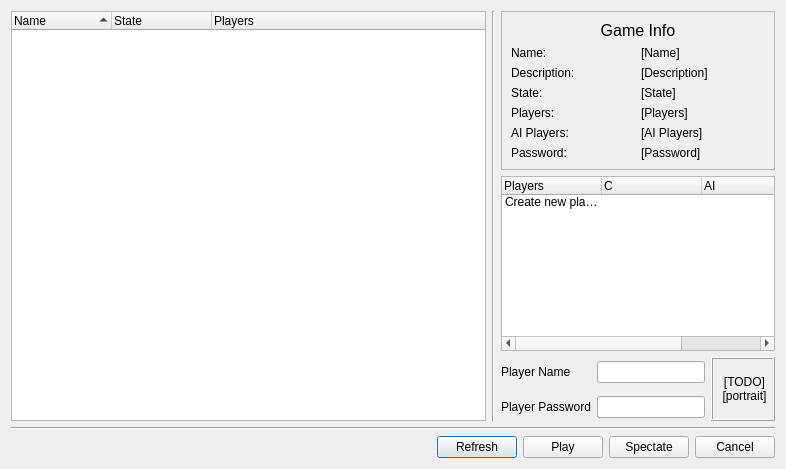
Above: branches/macjariel/client/joingamedialog.ui from kubos741/kbang before the change. Below: the same form after it.
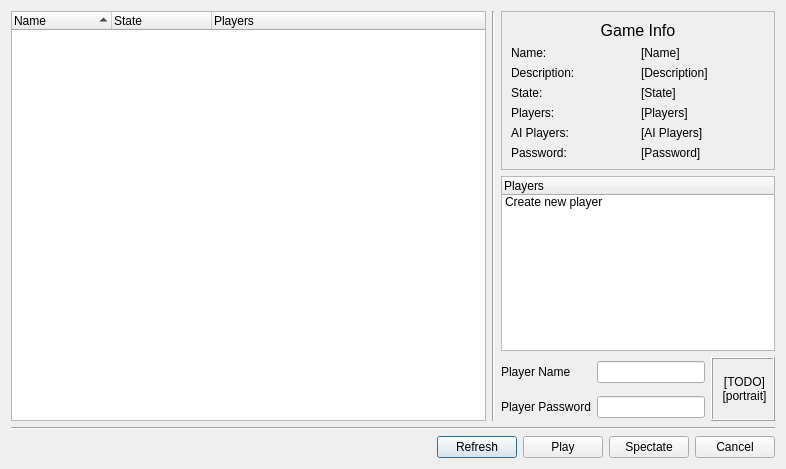
That is the form after the change.

Diff of the .ui file:
```diff
--- a/branches/macjariel/client/joingamedialog.ui
+++ b/branches/macjariel/client/joingamedialog.ui
@@ -244,34 +244,10 @@
            <string>Players</string>
           </property>
          </column>
-         <column>
-          <property name="text" >
-           <string>C</string>
-          </property>
-         </column>
-         <column>
-          <property name="text" >
-           <string>AI</string>
-          </property>
-         </column>
-         <column>
-          <property name="text" >
-           <string>+</string>
-          </property>
-         </column>
          <item>
           <property name="text" >
            <string>Create new player</string>
           </property>
-          <property name="text" >
-           <string/>
-          </property>
-          <property name="text" >
-           <string/>
-          </property>
-          <property name="text" >
-           <string/>
-          </property>
          </item>
         </widget>
        </item>
```
Left out of the diff: 2 changed lines with no effect on the pictures.
